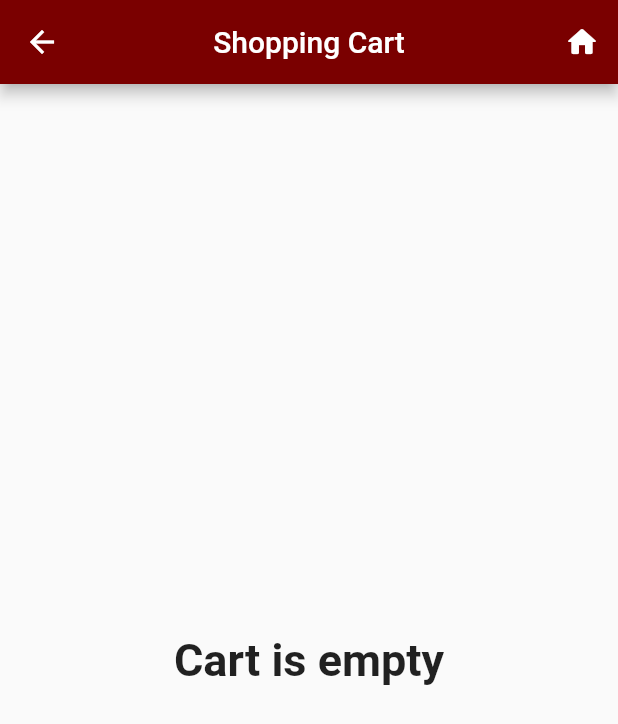
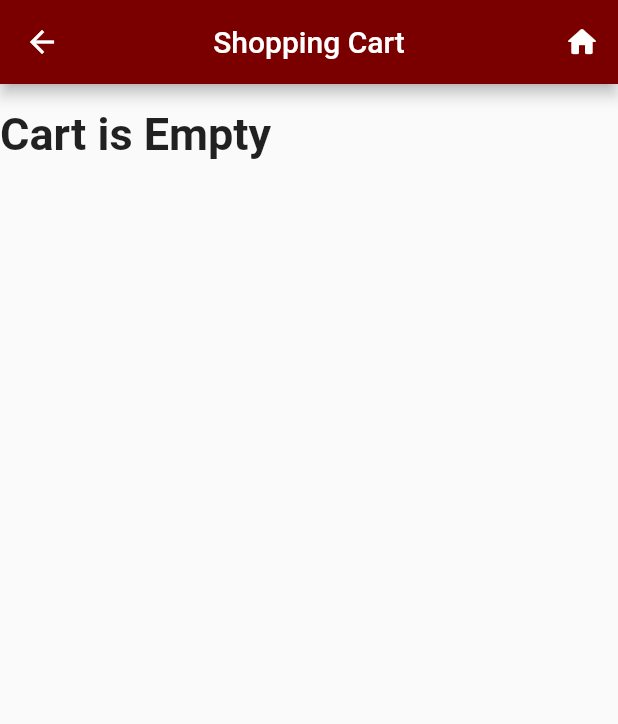
Before and after one commit to akhiljain99/PizzaApp, a Flutter app: the ShoppingCart screen opened by its route, on a phone screen of 412 x 824 dp. Shown: the top 724 px of the screen. Run offline on Flutter 3.47's test engine with Material 2 defaults, Android fonts, the phone set to English and light mode, and no system bars.

Commit message:
fixed the listview stuff

```diff
--- a/lib/ShoppingCart.dart
+++ b/lib/ShoppingCart.dart
@@ -45,15 +45,17 @@ class _ShoppingCartState extends State<ShoppingCart> {
                 },
             )
           ]),
-        body: //Column(
-          //children: <Widget>[
-            _shoppingCart.length > 0
-            ? ListView.builder(
+        body: Column(
+               children: <Widget>[
+                      ListView.builder(
+                        shrinkWrap: true,
                       padding: const EdgeInsets.all(8),
                       itemCount: _shoppingCart.length,
                       itemBuilder: (BuildContext context, int index) {
                       return Container(
                           child: Column(
+                            children: <Widget>[
+                              Row(
                                 children: <Widget>[
                                 ((){
                                   if (_shoppingCart[index].pizzaType == PizzaType.createyourown){
@@ -129,7 +131,9 @@ class _ShoppingCartState extends State<ShoppingCart> {
                                                   textAlign: TextAlign.right,
                                                 ),
                                               ),
-                                    ]));
+                                            ]
+                                          )
+                                      );
                                   }
                                   else {
                                     return Container(
@@ -195,27 +199,55 @@ class _ShoppingCartState extends State<ShoppingCart> {
                                                   textAlign: TextAlign.right,
                                                 ),
                                               ),
-                                    ]));
+                                            ]
+                                          )
+                                      );
                                   }
                                 }()),
-
+                                ],
+                              ),
                             ],
                           ),
                       );
                       }
+                      ),
+                  Row(
+                    children: [
+                      _shoppingCart.length <= 0 ?
+                        Center(
+                          child: Text('Cart is Empty', style: TextStyle(fontSize: 30, fontWeight: FontWeight.bold))
                         ) : Center(
+                              child: Text(" "),
+                            ),
+                    ],
+                  ),
+                  Row(
+                    children: [
+                      _shoppingCart.length > 0 ?
+                        FlatButton(
+                          padding: EdgeInsets.all(15),
+                          color: Color.fromARGB(255, 122, 0, 0),
+                          onPressed: () {
+                            Navigator.pushNamed(context, '/Checkout');
+                          },
                           child: Text(
-              'Cart is empty',
+                            'Checkout',
                             style: TextStyle(
-              fontSize: 30, fontWeight: FontWeight.bold
-          ),),
+                              fontSize: 30.0,
+                              color: Colors.white
                             ),
-            /*Text(
-              'This will be a button',
-              style: TextStyle(fontSize: 18, fontWeight: FontWeight.bold),
-            ),*///])
+                            textAlign: TextAlign.right,
+                          )
+                        ) : Center(
+                          child: Text(" "),
+                        )
+                    ],
+                  )
+                ],
+              )
     );
   }
+
 }
 
 class ShoppingCartButton extends StatefulWidget {
```
Lines whose indentation alone changed are shown as unchanged.
